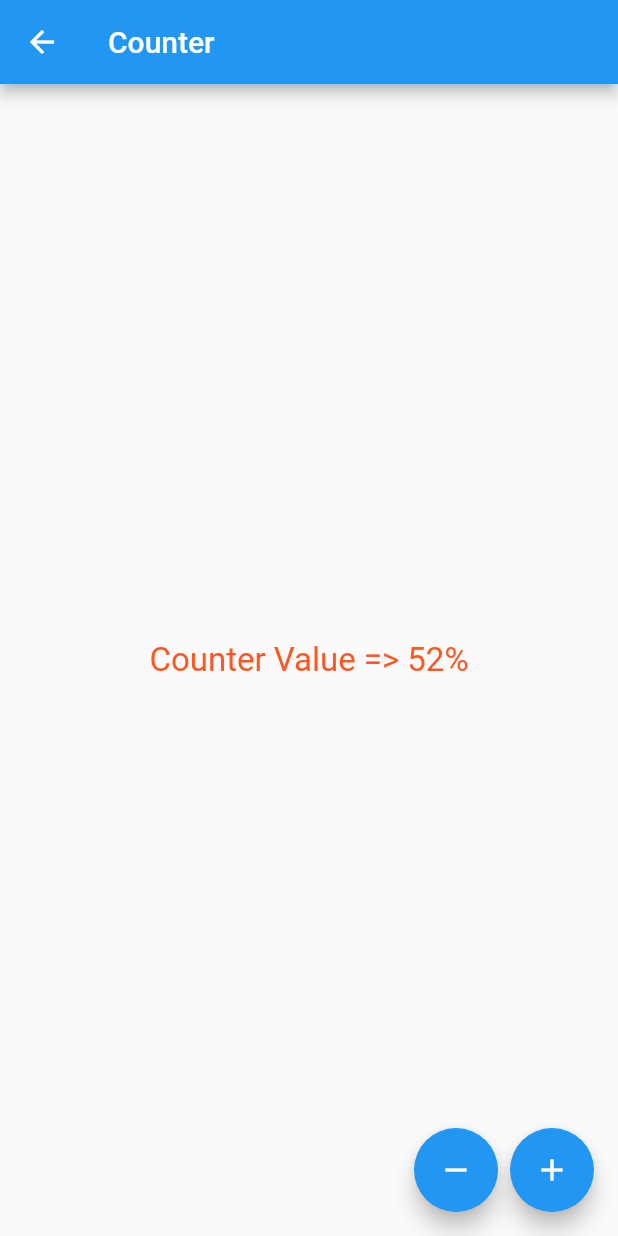
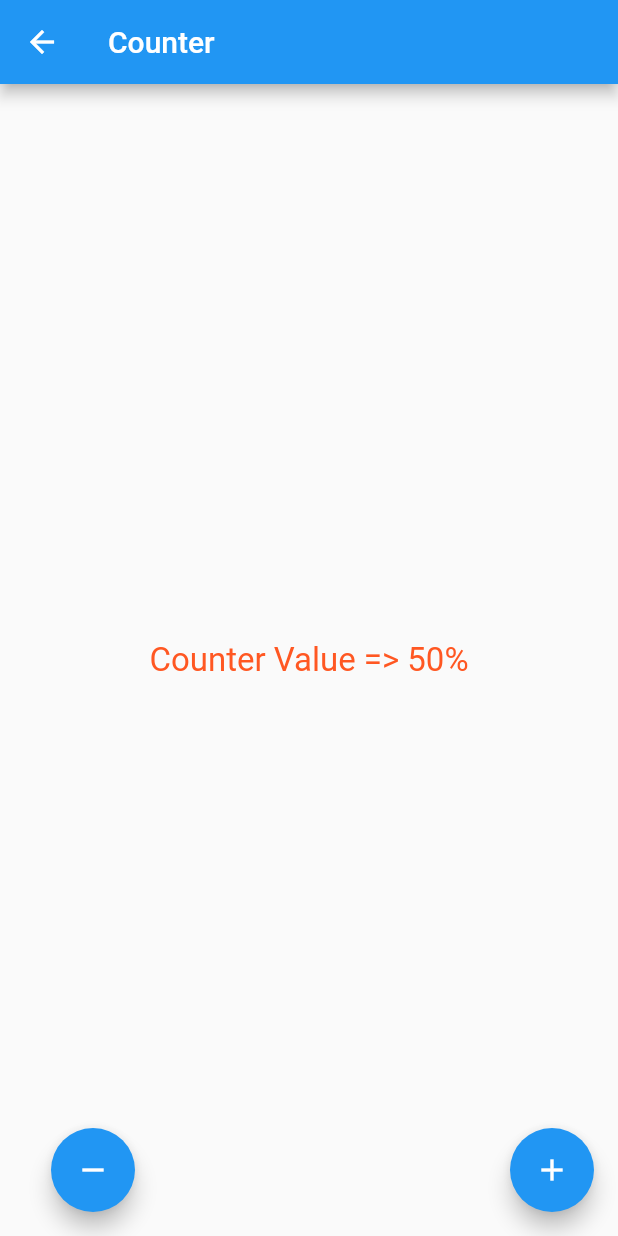
Before and after one commit to beinjamin/flutter_demo, a Flutter app: the CounterPage screen opened by its route, after a tap on the "remove" icon, after a tap on the "add" icon, on a phone screen of 412 x 824 dp. Run offline on Flutter 3.47's test engine with Material 2 defaults, Android fonts, the phone set to English and light mode, and no system bars.

Commit message:
Structuration du code

```diff
--- a/lib/ui/pages/counter.page.dart
+++ b/lib/ui/pages/counter.page.dart
@@ -30,13 +30,13 @@ class _CounterPageState extends State<CounterPage> {
             child: Icon(Icons.remove),
             onPressed: () {
               setState(() {
-                ++counter;
+                --counter;
               });
               print(counter);
             },
           ),
           SizedBox(
-            width: 8,
+            width: 250,
           ),
           FloatingActionButton(
             child: Icon(Icons.add),
```
